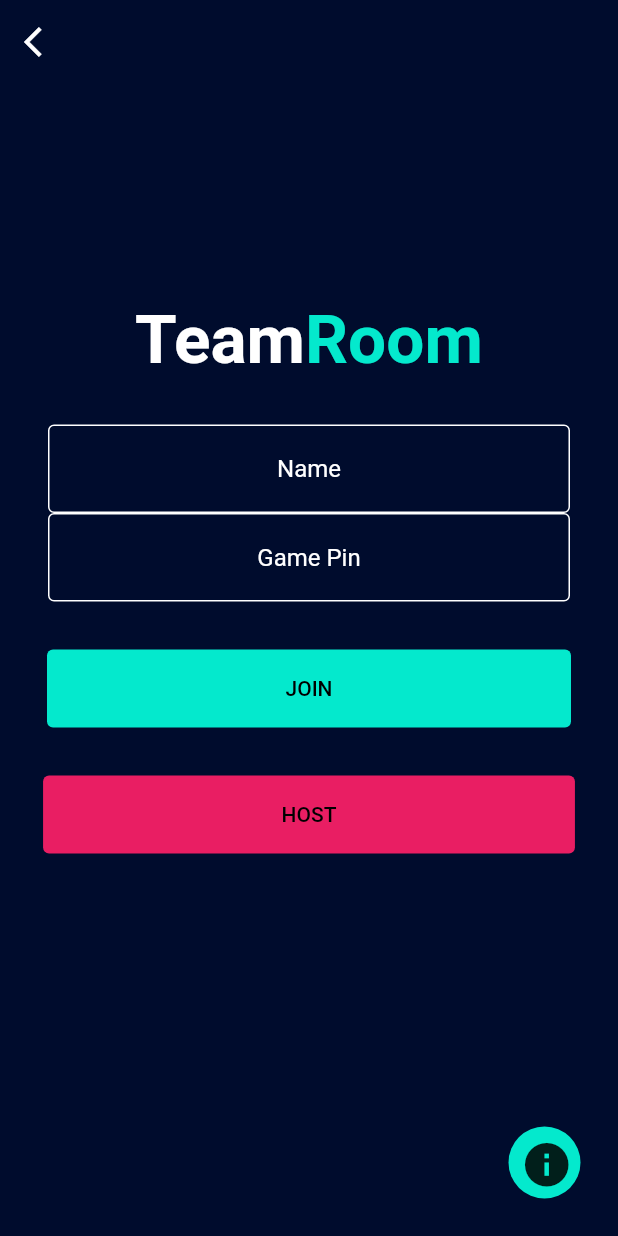
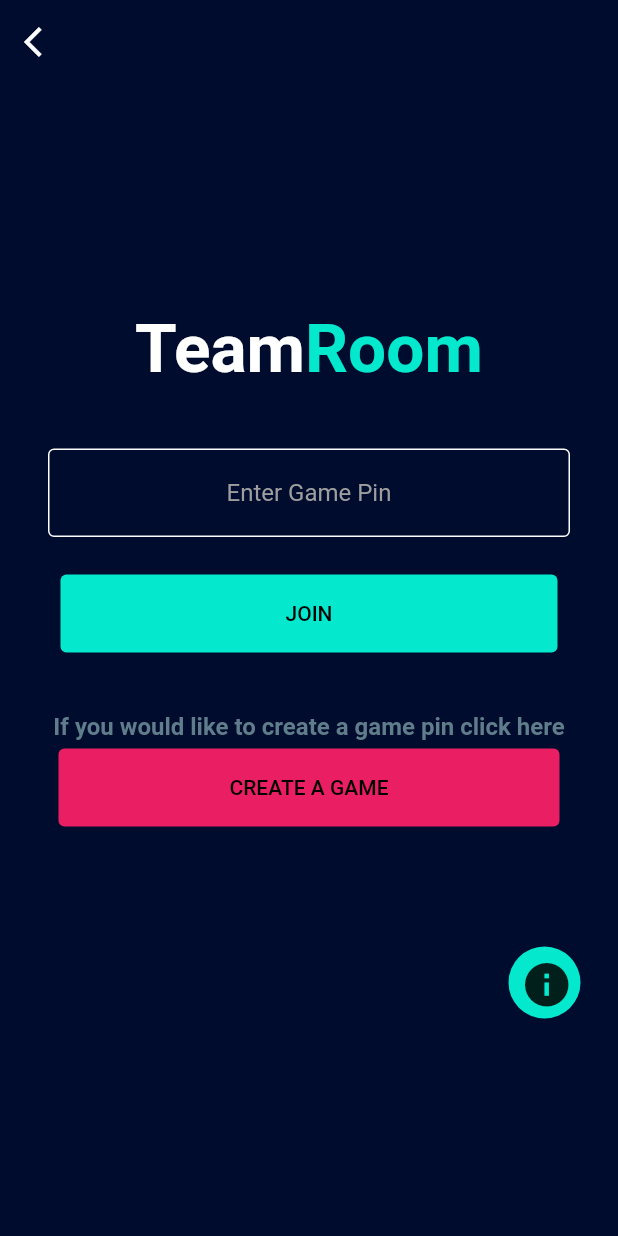
Before and after one commit to gasigala/SPS-Team-17, a Flutter app: the screen it shows after launch, after a tap on the "group" icon, on a phone screen of 412 x 824 dp. Run offline on Flutter 3.47's test engine with Material 2 defaults, Android fonts, the phone set to English and light mode, and no system bars; our stand-ins replace cloud_firestore, firebase_auth, firebase_core, flutter_spinkit, flutter_tindercard; accounts and stored records are empty; network calls fail.

Commit message:
Final Version

```diff
--- /dev/null
+++ b/lib/User.dart
@@ -0,0 +1,11 @@
+class User2 {
+  final String uid;
+  User2({this.uid});
+}
+class UserData {
+
+  final String uid;
+  final String name;
+  final String gamepin;
+  UserData({this.uid, this.name, this.gamepin});
+}
--- a/lib/team-room-screen.dart
+++ b/lib/team-room-screen.dart
@@ -1,10 +1,14 @@
 import 'package:flutter/material.dart';
-import 'package:sps_team17/fluttercards.dart';
+import 'package:sps_team17/EnterName.dart';
+import 'package:sps_team17/auth.dart';
+import 'package:sps_team17/back-button.dart';
+import 'package:sps_team17/firebase.dart';
+import 'package:provider/provider.dart';
+import 'package:sps_team17/info-screen.dart';
+import 'User.dart';
+import 'create-room.dart';
+import '';
 
-import 'create-room.dart';
-import 'lobby-screen.dart';
-import './back-button.dart';
-import './info-screen.dart';
 
 class Team extends StatefulWidget {
   @override
@@ -12,23 +16,33 @@ class Team extends StatefulWidget {
 }
 
 class _TeamState extends State<Team> {
-  final _controller = TextEditingController();
+  final AuthService _auth = AuthService();
   final _controller2 = TextEditingController();
-  String name = "";
-  String gameKey = "";
+  final _formKey = GlobalKey<FormState>();
+
+
+  String name ;
+  String gamepin ;
+  String uid;
+
+
+
 
   @override
   Widget build(BuildContext context) {
-    return Scaffold(
+    final user = Provider.of<User2>(context);
+    return StreamBuilder<UserData>(
+        stream: DatabaseService(uid: user.uid).userData,
+        builder: (context, snapshot) {
+          UserData userData = snapshot.data;
+        return MaterialApp(
+         home: Scaffold(
             backgroundColor: Color(0xff000C2D),
-      body: (Stack(
-        children: [
-          SingleChildScrollView(
-            child: Column(
+            body: Stack( children: [Column(
               crossAxisAlignment: CrossAxisAlignment.center,
-              children: <Widget>[
+              children: <Widget>[BackButtonSPS(),
                 SizedBox(
-                  height: 200,
+                  height: 150,
                 ),
                 RichText(
                     text: TextSpan(
@@ -37,88 +51,96 @@ class _TeamState extends State<Team> {
                       TextSpan(
                           text: 'Team',
                           style: TextStyle(
-                              color: Colors.white,
-                              fontWeight: FontWeight.bold)),
+                              color: Colors.white, fontWeight: FontWeight.bold)),
                       TextSpan(
                           text: 'Room',
                           style: TextStyle(
                               color: Color(0xff04E9CD),
                               fontWeight: FontWeight.bold))
                     ])),
-                SizedBox(height: 30),
+                SizedBox(height: 40),
                 Container(
-                  child: TextField(
+                  child: Form(key: _formKey,
+                  child: TextFormField(
                     style: TextStyle(color: Colors.white),
                     textAlign: TextAlign.center,
-                    controller: _controller,
+                    controller: _controller2,validator: (val) => val.length < 6   ? 'Enter a 6 Pin GamePin!' : null,
+                    onChanged: (val) {setState(() => gamepin=val );},
                     decoration: InputDecoration(
-                      hintText: 'Name',
-                      hintStyle: TextStyle(color: Colors.white),
+                      hintText: 'Enter Game Pin',
+                      hintStyle: TextStyle(color: Colors.grey),
                       enabledBorder: OutlineInputBorder(
                         borderSide: BorderSide(color: Colors.white),
+
                         //borderRadius: BorderRadius.all(Radius.circular(30))
                       ),
-                    ),
-                  ),
-                  padding: EdgeInsets.symmetric(horizontal: 32),
-                ),
-                Container(
-                  child: TextField(
-                    style: TextStyle(color: Colors.white),
-                    textAlign: TextAlign.center,
-                    controller: _controller2,
-                    decoration: InputDecoration(
-                      hintText: 'Game Pin',
-                      hintStyle: TextStyle(color: Colors.white),
-                      enabledBorder: OutlineInputBorder(
-                        borderSide: BorderSide(color: Colors.white),
-                        //borderRadius: BorderRadius.all(Radius.circular(30))
                     ),
                   ),
                   ),
                   padding: EdgeInsets.symmetric(horizontal: 32),
                 ),
                 SizedBox(
-                  height: 32,
+                  height: 25,
                 ),
             Container(
                   child: TextButton(
                     style: TextButton.styleFrom(
                         padding:
-                            EdgeInsets.symmetric(horizontal: 159, vertical: 18),
+                            EdgeInsets.symmetric(horizontal: 150, vertical: 18),
                         backgroundColor: Color(0xff04E9CD),
                         primary: Colors.black),
                     child: Text("JOIN"),
+                    onPressed: () async {
+                      if (_formKey.currentState.validate()) {
+                        await DatabaseService(uid: user.uid).updateUserData(
+                            name ?? userData.name, gamepin ?? userData.gamepin);
+                        print(name);
+                        print(gamepin);
+                        Navigator.push(context,
+                            MaterialPageRoute(
+                                builder: (context) => EnterName()));
+                      }
+                    }),
+                ),
+                SizedBox(
+                  height: 40,
+                ),
+                RichText(
+                    text: TextSpan(
+                        style: TextStyle(fontSize: 16),
+                        children: <TextSpan>[
+                          TextSpan(
+                              text: 'If you would like to create a game pin click here',
+                              style: TextStyle(
+                                  color: Colors.blueGrey, fontWeight: FontWeight.bold)),
+
+                        ])),
+                SizedBox(height: 5 ,),
+                Flexible(child:Container(
+                  child: TextButton(
+                    style: TextButton.styleFrom(
+                        padding:
+                            EdgeInsets.symmetric(horizontal: 114, vertical: 18),
+                        backgroundColor: Colors.pink,
+                        primary: Colors.black),
+                    child: Text("CREATE A GAME"),
                     onPressed: () {
                       Navigator.push(context,
-                          MaterialPageRoute(builder: (context) => JoinLobby()));
+                          MaterialPageRoute(builder: (context) => CreateRoom()));
                     },
                   ),
                 ),
+                ),
                 SizedBox(
-                  height: 32,
+                  height: 80,
                 ),
-                Container(
-                  child: TextButton(
-                    style: TextButton.styleFrom(
-                        padding:
-                            EdgeInsets.symmetric(horizontal: 159, vertical: 18),
-                        backgroundColor: Colors.pink,
-                        primary: Colors.black),
-                    child: Text("HOST"),
-                    onPressed: () {
-                      Navigator.push(
-                          context,
-                          MaterialPageRoute(
-                              builder: (context) => CreateRoom()));
-                    },
-                  ),
-                )
-              ],
-            ),
-          ),
-          BackButtonSPS(),
-          Padding(
+                Column(
+                  crossAxisAlignment: CrossAxisAlignment.center,
+                  mainAxisSize: MainAxisSize.max,
+                  mainAxisAlignment: MainAxisAlignment.end,
+                  children: <Widget>[
+                    Center( child: Container(
+                      child: Padding(
                         padding: const EdgeInsets.fromLTRB(0, 0, 25, 25),
                         child: Align(
                           alignment: Alignment.bottomRight,
@@ -141,8 +163,14 @@ class _TeamState extends State<Team> {
                           ),
                         ),
                       ),
+                    ),
+                    ),],
+                )
           ],
-      )),
-    );
+
+            )])
+        ));
+    });
+
   }
   }
```
Lines whose indentation alone changed are shown as unchanged.
